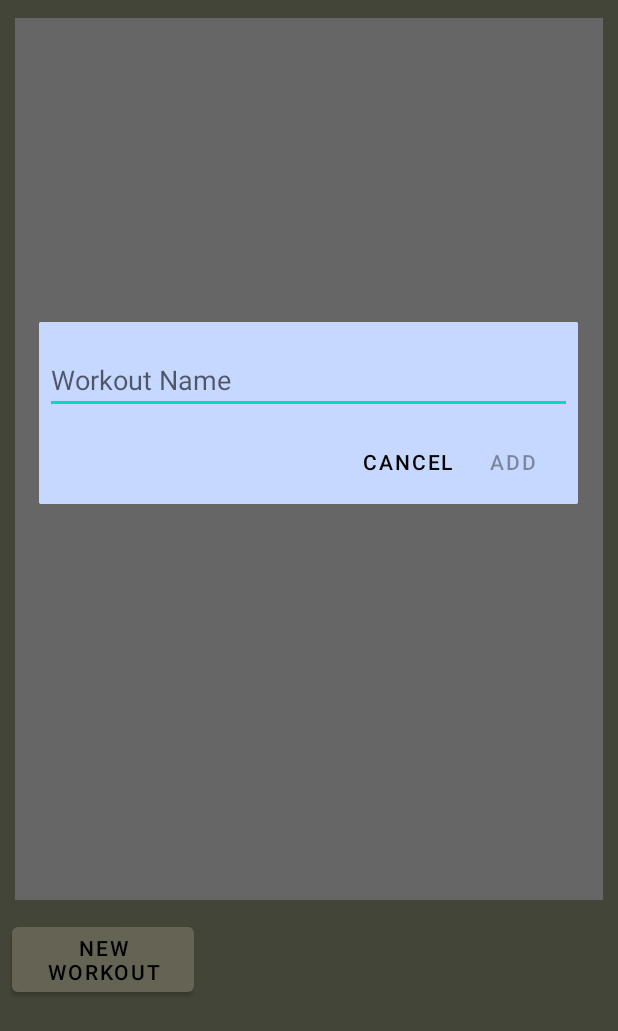
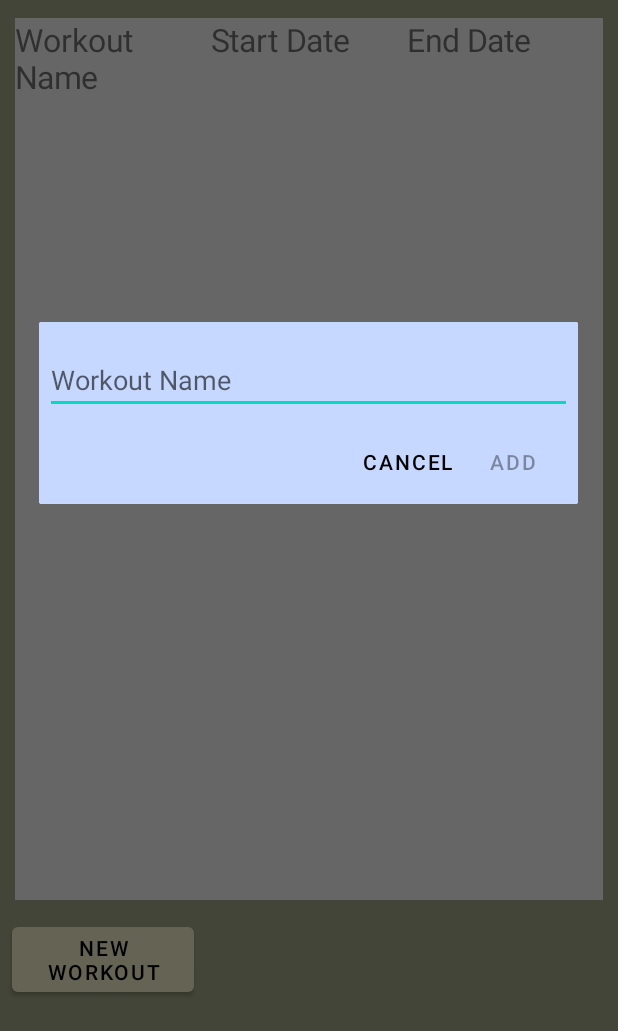
Before and after one commit to SMDeBellis/MeatHead-Android, an Android app: the WorkoutLogMenuActivity screen opened directly, with no data from a screen before it, after a tap on "NEW WORKOUT", on a phone screen of 412 x 824 dp, the part 205-1236 px from its top. Run offline under Robolectric (Android 15) with nearby library versions, the phone set to English and light mode, and no system bars; our stand-ins replace Room's generated code, RxJava.

Commit message:
Add workout list header and workouts in rows with their start and end dates.

```diff
--- a/app/src/main/java/com/sdrockstarstudios/meatheadandroid/WorkoutLogMenuActivity.java
+++ b/app/src/main/java/com/sdrockstarstudios/meatheadandroid/WorkoutLogMenuActivity.java
@@ -8,6 +8,7 @@ import android.content.Intent;
 import android.os.Bundle;
 import android.text.format.DateFormat;
 import android.util.Log;
+import android.view.LayoutInflater;
 import android.view.View;
 import android.widget.Button;
 import android.widget.EditText;
@@ -68,6 +69,9 @@ public class WorkoutLogMenuActivity extends AppCompatActivity
                     List<HorizontalScrollView> workoutViews = createWorkoutViews(availableWorkouts, toEnable);
                     LinearLayout workoutLayoutView = findViewById(R.id.workoutListLinearLayout);
 
+                    workoutLayoutView.addView(getWorkoutListHeader());
+
+
                     for(HorizontalScrollView v : workoutViews){
                         Log.d(this.getClass().toString(), "Adding workoutScrollview to workoutLayout view");
                         workoutLayoutView.addView(v);
@@ -88,6 +92,27 @@ public class WorkoutLogMenuActivity extends AppCompatActivity
                 .subscribe();
     }
 
+    public LinearLayout getWorkoutListHeader(){
+        LinearLayout workoutListHeaderRow = (LinearLayout) LayoutInflater.from(this).inflate(R.layout.workout_list_row, null);
+        workoutListHeaderRow.setFocusable(false);
+        TextView workoutNameHeaderTextView = (TextView) workoutListHeaderRow.getChildAt(0);
+        workoutNameHeaderTextView.setText("Workout Name");
+        workoutNameHeaderTextView.setFocusable(false);
+        workoutNameHeaderTextView.setTextSize(getResources().getDimension(R.dimen.workout_list_header_text_size));
+
+        TextView workoutStartDateHeaderTextView = (TextView) workoutListHeaderRow.getChildAt(1);
+        workoutStartDateHeaderTextView.setText("Start Date");
+        workoutStartDateHeaderTextView.setFocusable(false);
+        workoutStartDateHeaderTextView.setTextSize(getResources().getDimension(R.dimen.workout_list_header_text_size));
+
+        TextView workoutEndDateHeaderTextView = (TextView) workoutListHeaderRow.getChildAt(2);
+        workoutEndDateHeaderTextView.setText("End Date");
+        workoutEndDateHeaderTextView.setFocusable(false);
+        workoutEndDateHeaderTextView.setTextSize(getResources().getDimension(R.dimen.workout_list_header_text_size));
+
+        return workoutListHeaderRow;
+    }
+
     @SuppressLint("ClickableViewAccessibility")
     public List<HorizontalScrollView> createWorkoutViews(Map<String, Workout> workoutsMap, List<Button> toReady){
         ArrayList<HorizontalScrollView> views = new ArrayList<>();
@@ -96,14 +121,30 @@ public class WorkoutLogMenuActivity extends AppCompatActivity
             workoutContainer.setFocusable(true);
             workoutContainer.setFocusableInTouchMode(true);
             Workout workout = entry.getValue();
-            TextView tv = new TextView(this);
-            tv.setText(createLabelFromWorkout(workout));
-            tv.setTag(R.id.workout_name_key);
-            tv.setTag(R.id.workout_uuid, workout.workoutUUID);
-            tv.setFocusable(false);
-            tv.setTextSize(getResources().getDimension(R.dimen.workout_name_text_height));
 
-            workoutContainer.addView(tv);
+            LinearLayout workoutListRow = (LinearLayout) LayoutInflater.from(this).inflate(R.layout.workout_list_row, null);
+
+            TextView workoutNameTextView = (TextView) workoutListRow.getChildAt(0);
+            workoutNameTextView.setText(createLabelFromWorkout(workout));
+            workoutNameTextView.setTag(R.id.workout_name_key);
+            workoutNameTextView.setTag(R.id.workout_uuid, workout.workoutUUID);
+            workoutNameTextView.setFocusable(false);
+            workoutNameTextView.setTextSize(getResources().getDimension(R.dimen.workout_list_header_text_size));
+
+            TextView workoutStartDateTextView = (TextView) workoutListRow.getChildAt(1);
+            workoutStartDateTextView.setText(DateFormat.getDateFormat(this).format(workout.startDate));
+            workoutStartDateTextView.setFocusable(false);
+            workoutStartDateTextView.setTextSize(getResources().getDimension(R.dimen.workout_list_header_text_size));
+
+            if(workout.endDate != null) {
+                Log.i("WorkoutDate", "+++++++++++++++++" + workout.endDate.toString());
+                TextView workoutEndDateTextView = (TextView) workoutListRow.getChildAt(2);
+                workoutEndDateTextView.setText(DateFormat.getDateFormat(this).format(workout.endDate));
+                workoutEndDateTextView.setFocusable(false);
+                workoutEndDateTextView.setTextSize(getResources().getDimension(R.dimen.workout_list_header_text_size));
+            }
+
+            workoutContainer.addView(workoutListRow);
 
             workoutContainer.setOnTouchListener((v, ev) -> {
                 Log.i(this.getClass().toString(), "workoutContainer touched......");
@@ -248,12 +289,10 @@ public class WorkoutLogMenuActivity extends AppCompatActivity
     public void onDialogNegativeClick(DialogFragment dialog) {}
 
     private String createLabelFromWorkout(Workout workout){
-        String date = DateFormat.getDateFormat(this).format(workout.startDate);
-        String label = workout.workoutName + " " + date;
         if(workout.endDate == null)
-            return "* " + label;
+            return "* " + workout.workoutName;
         else
-            return label;
+            return workout.workoutName;
     }
 
     private Map<String, Workout> createUUIDToWorkoutMapping(List<Workout> workouts){
--- a/app/src/main/res/layout/activity_workout_log_menu.xml
+++ b/app/src/main/res/layout/activity_workout_log_menu.xml
@@ -19,7 +19,7 @@
         app:layout_constraintTop_toTopOf="parent" />
 
     <ScrollView
-        android:id="@+id/workout-list"
+        android:id="@+id/workoutListScrollView"
         android:layout_width="0dp"
         android:layout_height="0dp"
         android:layout_marginStart="10dp"
--- /dev/null
+++ b/app/src/main/res/layout/workout_list_row.xml
@@ -0,0 +1,28 @@
+<?xml version="1.0" encoding="utf-8"?>
+<LinearLayout xmlns:android="http://schemas.android.com/apk/res/android"
+    android:layout_width="match_parent"
+    android:layout_height="match_parent"
+    android:orientation="horizontal"
+    android:id="@+id/workoutListRow">
+    <TextView
+        android:id="@+id/workoutNameTextView"
+        android:layout_width="0dp"
+        android:layout_height="match_parent"
+        android:layout_weight="1"
+        android:text="TextView" />
+
+    <TextView
+        android:id="@+id/workoutStartDateTextView"
+        android:layout_width="0dp"
+        android:layout_height="match_parent"
+        android:layout_weight="1"
+        android:text="TextView" />
+
+    <TextView
+        android:id="@+id/workoutEndDateTextView"
+        android:layout_width="0dp"
+        android:layout_height="match_parent"
+        android:layout_weight="1"
+        android:text="TextView" />
+
+</LinearLayout>
--- a/app/src/main/res/values-sw600dp-land/dimens.xml
+++ b/app/src/main/res/values-sw600dp-land/dimens.xml
@@ -1,5 +1,5 @@
 <?xml version="1.0" encoding="utf-8"?>
 <resources>
     <dimen name="exercise_name_text_edit_width">350dp</dimen>
-    <dimen name="workout_name_text_height">30sp</dimen>
+    <dimen name="workout_list_header_text_size">30sp</dimen>
 </resources>
--- a/app/src/main/res/values-sw600dp/dimens.xml
+++ b/app/src/main/res/values-sw600dp/dimens.xml
@@ -1,5 +1,5 @@
 <?xml version="1.0" encoding="utf-8"?>
 <resources>
     <dimen name="exercise_name_text_edit_width">150dp</dimen>
-    <dimen name="workout_name_text_height">24sp</dimen>
+    <dimen name="workout_list_header_text_size">24sp</dimen>
 </resources>
--- a/app/src/main/res/values/dimens.xml
+++ b/app/src/main/res/values/dimens.xml
@@ -1,5 +1,5 @@
 <?xml version="1.0" encoding="utf-8"?>
 <resources>
     <dimen name="exercise_name_text_edit_width">300dp</dimen>
-    <dimen name="workout_name_text_height">14sp</dimen>
+    <dimen name="workout_list_header_text_size">14sp</dimen>
 </resources>
```
